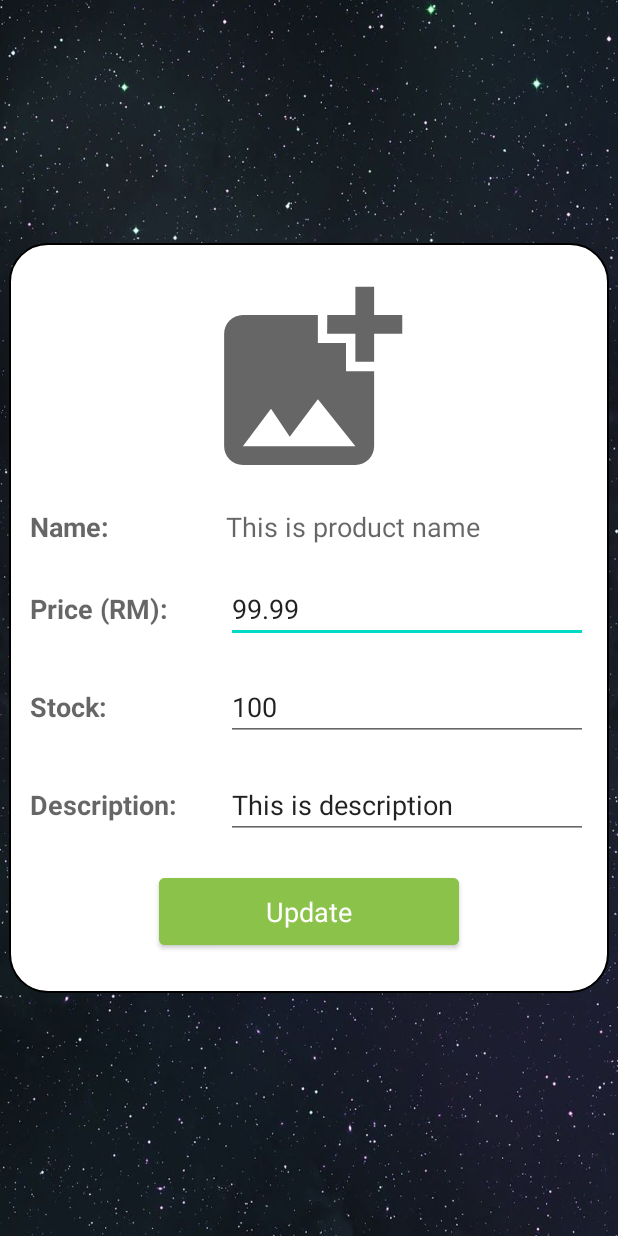
After one commit to Group13ShopForAll/AssignmentNightmare, an Android app: the layout activity_update_product.xml on its own in the app's theme, with its tools: preview values and no code run, on a phone screen of 412 x 824 dp. The commit adds this screen. Run offline under Robolectric (Android 15) with nearby library versions, the phone set to English and light mode, and no system bars.

Commit message:
Update Product Info (price, stock and desc) (Done)

```diff
--- a/app/src/main/AndroidManifest.xml
+++ b/app/src/main/AndroidManifest.xml
@@ -11,7 +11,8 @@
         android:roundIcon="@mipmap/ic_launcher_round"
         android:supportsRtl="true"
         android:theme="@style/Theme.AssignmentNightmare">
-        <activity android:name=".MyProductActivity"></activity>
+        <activity android:name=".UpdateProductActivity"></activity>
+        <activity android:name=".MyProductActivity" />
         <activity android:name=".PersonalInfoActivity" />
         <activity
             android:name=".DisplayOrder"
--- a/app/src/main/java/my/edu/utar/assignmentnightmare/MyProductActivity.java
+++ b/app/src/main/java/my/edu/utar/assignmentnightmare/MyProductActivity.java
@@ -41,7 +41,7 @@ public class MyProductActivity extends AppCompatActivity {
                         .setQuery(FirebaseDatabase.getInstance().getReference().child("users").child(currentUserId).child("products"),
                                 Product.class).build();
         // apply the options at the product adapter and allocate the adapter to the recycler view at my product page
-        myProductAdapter = new MyProductAdapter(options);
+        myProductAdapter = new MyProductAdapter(currentUserId,options);
         rvMyProduct.setAdapter(myProductAdapter);
 
     }
--- /dev/null
+++ b/app/src/main/res/layout/activity_update_product.xml
@@ -0,0 +1,177 @@
+<?xml version="1.0" encoding="utf-8"?>
+<androidx.constraintlayout.widget.ConstraintLayout xmlns:android="http://schemas.android.com/apk/res/android"
+    xmlns:app="http://schemas.android.com/apk/res-auto"
+    xmlns:tools="http://schemas.android.com/tools"
+    android:layout_width="match_parent"
+    android:layout_height="match_parent"
+    android:background="@drawable/top_bg"
+    tools:context=".UpdateProductActivity">
+
+    <TextView
+        android:layout_width="400dp"
+        android:layout_height="500dp"
+        android:layout_centerHorizontal="true"
+        app:layout_constraintTop_toTopOf="parent"
+        app:layout_constraintStart_toStartOf="parent"
+        app:layout_constraintEnd_toEndOf="parent"
+        app:layout_constraintBottom_toBottomOf="parent"
+        app:layout_constraintVertical_bias=".5"
+        android:background="@drawable/square" />
+
+    <LinearLayout
+        android:layout_width="match_parent"
+        android:layout_height="wrap_content"
+        app:layout_constraintTop_toTopOf="parent"
+        app:layout_constraintEnd_toEndOf="parent"
+        app:layout_constraintStart_toStartOf="parent"
+        app:layout_constraintBottom_toBottomOf="parent"
+        android:orientation="vertical"
+        android:layout_margin="10dp">
+        <ImageView
+            android:id="@+id/ivUpdateProductImg"
+            android:layout_width="150dp"
+            android:layout_height="150dp"
+            android:layout_gravity="center"
+            android:src="@drawable/ic_baseline_add_photo_alternate_24"/>
+        <LinearLayout
+            android:layout_width="match_parent"
+            android:layout_height="wrap_content"
+            android:orientation="horizontal">
+            <RelativeLayout
+                android:layout_width="0dp"
+                android:layout_height="wrap_content"
+                android:layout_weight="1">
+                <TextView
+                    android:layout_width="match_parent"
+                    android:layout_height="wrap_content"
+                    android:text="Name: "
+                    android:textStyle="bold"
+                    android:textAppearance="?android:textAppearanceMedium"
+                    android:layout_margin="10dp"/>
+            </RelativeLayout>
+            <RelativeLayout
+                android:layout_width="0dp"
+                android:layout_height="wrap_content"
+                android:layout_weight="2">
+                <TextView
+                    android:id="@+id/tvUpdateProductName"
+                    android:layout_width="match_parent"
+                    android:layout_height="wrap_content"
+                    android:text="This is product name"
+                    android:textAppearance="?android:textAppearanceMedium"
+                    android:layout_margin="10dp"/>
+            </RelativeLayout>
+        </LinearLayout>
+
+        <LinearLayout
+            android:layout_width="match_parent"
+            android:layout_height="wrap_content"
+            android:orientation="horizontal">
+            <RelativeLayout
+                android:layout_width="0dp"
+                android:layout_height="wrap_content"
+                android:layout_weight="1">
+                <TextView
+                    android:layout_width="match_parent"
+                    android:layout_height="wrap_content"
+                    android:text="Price (RM): "
+                    android:textStyle="bold"
+                    android:textAppearance="?android:textAppearanceMedium"
+                    android:layout_margin="10dp"/>
+            </RelativeLayout>
+            <RelativeLayout
+                android:layout_width="0dp"
+                android:layout_height="wrap_content"
+                android:layout_weight="2">
+                <EditText
+                    android:id="@+id/edtUpdateProductPrice"
+                    android:layout_width="match_parent"
+                    android:layout_height="wrap_content"
+                    android:inputType="numberDecimal"
+                    android:text="99.99"
+                    android:layout_margin="10dp"/>
+            </RelativeLayout>
+        </LinearLayout>
+
+        <LinearLayout
+            android:layout_width="match_parent"
+            android:layout_height="wrap_content"
+            android:orientation="horizontal">
+            <RelativeLayout
+                android:layout_width="0dp"
+                android:layout_height="wrap_content"
+                android:layout_weight="1">
+                <TextView
+                    android:layout_width="match_parent"
+                    android:layout_height="wrap_content"
+                    android:text="Stock: "
+                    android:textStyle="bold"
+                    android:textAppearance="?android:textAppearanceMedium"
+                    android:layout_margin="10dp"/>
+            </RelativeLayout>
+            <RelativeLayout
+                android:layout_width="0dp"
+                android:layout_height="wrap_content"
+                android:layout_weight="2">
+                <EditText
+                    android:id="@+id/edtUpdateProductStock"
+                    android:layout_width="match_parent"
+                    android:layout_height="wrap_content"
+                    android:inputType="number"
+                    android:text="100"
+                    android:layout_margin="10dp"/>
+            </RelativeLayout>
+        </LinearLayout>
+
+        <LinearLayout
+            android:layout_width="match_parent"
+            android:layout_height="wrap_content"
+            android:orientation="horizontal">
+            <RelativeLayout
+                android:layout_width="0dp"
+                android:layout_height="wrap_content"
+                android:layout_weight="1">
+                <TextView
+                    android:layout_width="match_parent"
+                    android:layout_height="wrap_content"
+                    android:text="Description: "
+                    android:textStyle="bold"
+                    android:textAppearance="?android:textAppearanceMedium"
+                    android:layout_margin="10dp"/>
+            </RelativeLayout>
+            <RelativeLayout
+                android:layout_width="0dp"
+                android:layout_height="wrap_content"
+                android:layout_weight="2">
+                <EditText
+                    android:id="@+id/edtUpdateProductDesc"
+                    android:layout_width="match_parent"
+                    android:layout_height="wrap_content"
+                    android:text="This is description"
+                    android:textAppearance="?android:textAppearanceMedium"
+                    android:layout_margin="10dp"/>
+            </RelativeLayout>
+        </LinearLayout>
+
+        <Button
+            android:id="@+id/btnUpdateProductInfo"
+            android:layout_width="200dp"
+            android:layout_height="wrap_content"
+            android:text="Update"
+            android:textAppearance="?android:textAppearanceMedium"
+            android:layout_gravity="center"
+            android:padding="10dp"
+            android:layout_margin="10dp"
+            android:backgroundTint="#8BC34A"/>
+    </LinearLayout>
+
+    <ProgressBar
+        android:id="@+id/pbUpdateProduct"
+        android:layout_width="wrap_content"
+        android:layout_height="wrap_content"
+        app:layout_constraintTop_toTopOf="parent"
+        app:layout_constraintEnd_toEndOf="parent"
+        app:layout_constraintStart_toStartOf="parent"
+        app:layout_constraintBottom_toBottomOf="parent"
+        android:visibility="invisible"/>
+</androidx.constraintlayout.widget.ConstraintLayout>
```
Also changed, not shown: app/src/main/java/my/edu/utar/assignmentnightmare/MyProductAdapter.java (+56 -1 lines), app/src/main/java/my/edu/utar/assignmentnightmare/UpdateProductActivity.java (added, +160 -0 lines).
